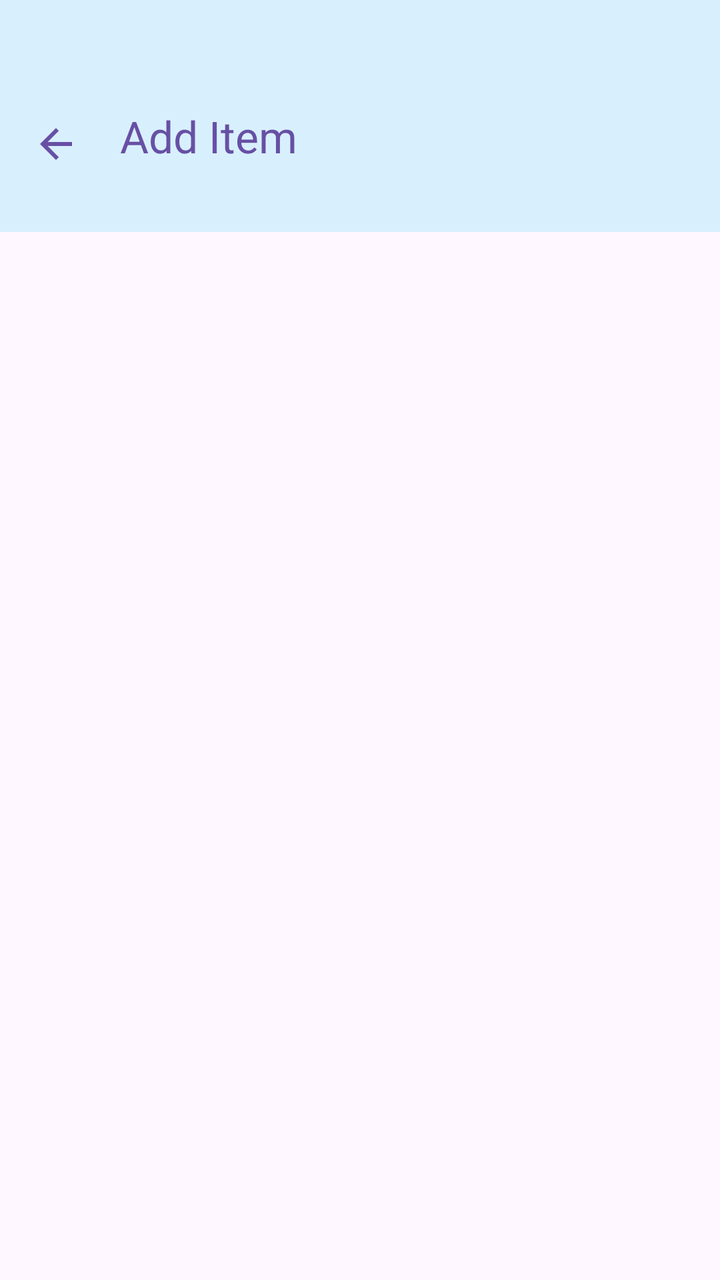
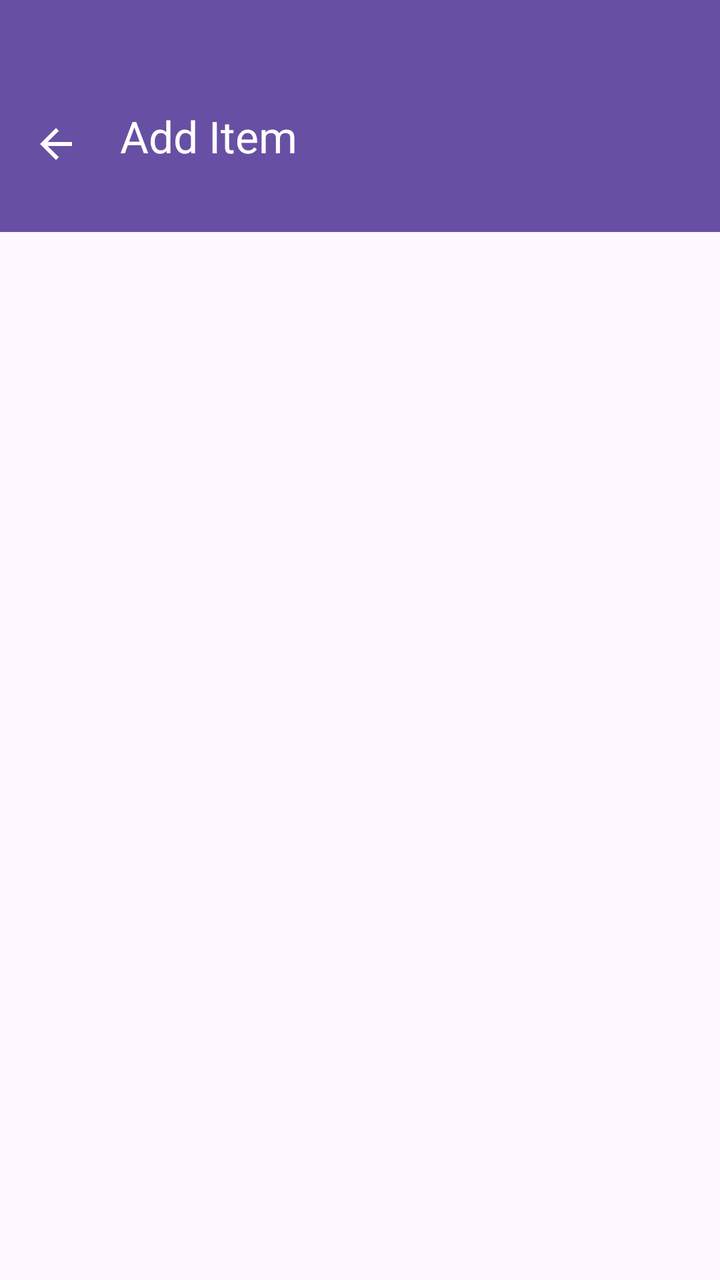

Screens rendered from an Android XML layout before and after an edit, with the pre-edit source and the edit as a unified diff.
<!-- AndroidManifest.xml: application theme Theme.PersonalDietTracker -->
<!-- res/layout/activity_add_item.xml -->
<?xml version="1.0" encoding="utf-8"?>
<androidx.constraintlayout.widget.ConstraintLayout xmlns:android="http://schemas.android.com/apk/res/android"
    xmlns:app="http://schemas.android.com/apk/res-auto"
    xmlns:tools="http://schemas.android.com/tools"
    android:id="@+id/main"
    android:layout_width="match_parent"
    android:layout_height="match_parent"
    tools:context=".AddItem">

    <com.google.android.material.appbar.MaterialToolbar
        android:id="@+id/materialToolbar2"
        android:layout_width="match_parent"
        android:layout_height="wrap_content"
        android:background="#D8F0FD"
        app:title="Add Item"
        app:titleTextColor="?attr/colorPrimary"
        app:navigationIcon="@drawable/baseline_arrow_back_24"
        app:navigationIconTint="?attr/colorPrimary"
        android:paddingTop="40dp"
        android:paddingBottom="20dp"
        app:layout_constraintBottom_toBottomOf="parent"
        app:layout_constraintEnd_toEndOf="parent"
        app:layout_constraintHorizontal_bias="0.0"
        app:layout_constraintStart_toStartOf="parent"
        app:layout_constraintTop_toTopOf="parent"
        app:layout_constraintVertical_bias="0.0">

    </com.google.android.material.appbar.MaterialToolbar>

</androidx.constraintlayout.widget.ConstraintLayout>
<!-- resources referenced by this layout -->
<resources>
  <!-- drawable baseline_arrow_back_24 (drawable) -->
  <vector xmlns:android="http://schemas.android.com/apk/res/android" android:autoMirrored="true" android:height="24dp" android:tint="#000000" android:viewportHeight="24" android:viewportWidth="24" android:width="24dp">
        
      <path android:fillColor="@android:color/white" android:pathData="M20,11H7.83l5.59,-5.59L12,4l-8,8 8,8 1.41,-1.41L7.83,13H20v-2z"/>
      
  </vector>
  <style name="Theme.PersonalDietTracker" parent="Base.Theme.PersonalDietTracker" />
  <style name="Base.Theme.PersonalDietTracker" parent="Theme.Material3.DayNight.NoActionBar">
          
          
      </style>
</resources>

<!-- the commit's change to res/layout/activity_add_item.xml (unified diff, before → after) -->
@@ -11,11 +11,11 @@
         android:id="@+id/materialToolbar2"
         android:layout_width="match_parent"
         android:layout_height="wrap_content"
-        android:background="#D8F0FD"
+        android:background="?attr/colorPrimary"
         app:title="Add Item"
-        app:titleTextColor="?attr/colorPrimary"
+        app:titleTextColor="?attr/colorOnPrimary"
         app:navigationIcon="@drawable/baseline_arrow_back_24"
-        app:navigationIconTint="?attr/colorPrimary"
+        app:navigationIconTint="?attr/colorOnPrimary"
         android:paddingTop="40dp"
         android:paddingBottom="20dp"
         app:layout_constraintBottom_toBottomOf="parent"
